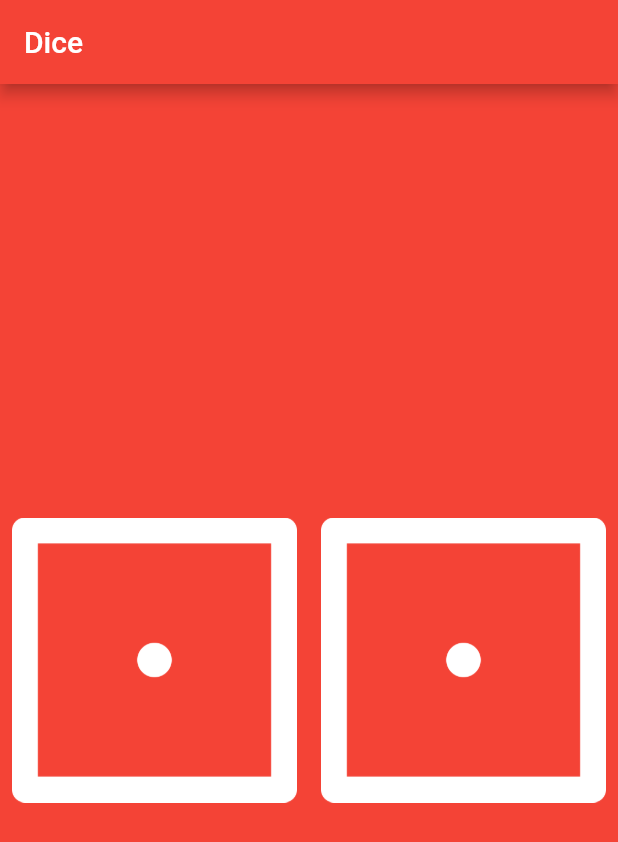
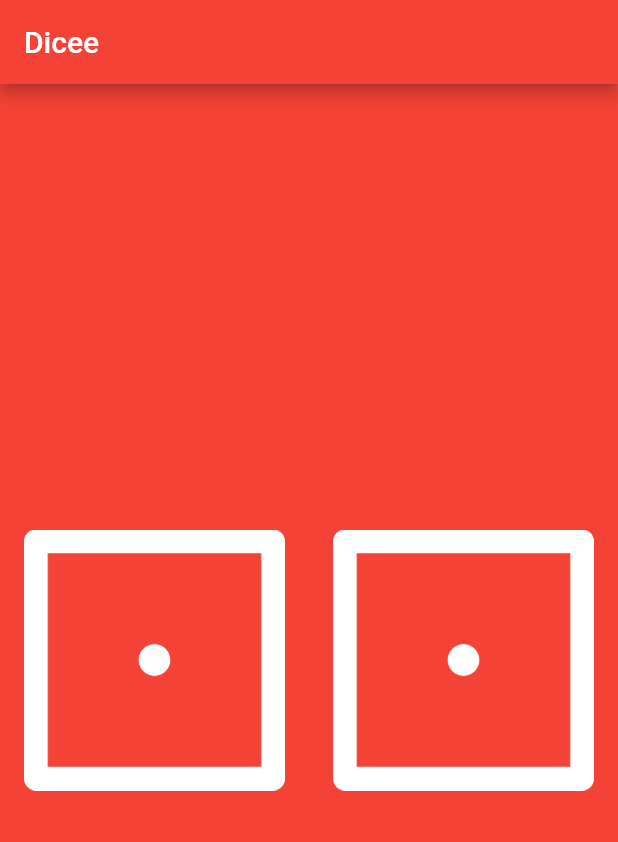
Before and after one commit to HeratUni-CS/dicee-edris-taji, a Flutter app: the screen it shows after launch, on a phone screen of 412 x 824 dp. Shown: the top 842 px of the screen. Run offline on Flutter 3.47's test engine with Material 2 defaults, Android fonts, the phone set to English and light mode, and no system bars.

Commit message:
last changes

```diff
--- a/lib/main.dart
+++ b/lib/main.dart
@@ -1,57 +1,64 @@
+import 'dart:math';
 import 'package:flutter/material.dart';
 
 void main() {
-  runApp(
+  return runApp(
     MaterialApp(
+      debugShowCheckedModeBanner: false,
       home: Scaffold(
         backgroundColor: Colors.red,
         appBar: AppBar(
+          title: Text('Dicee'),
           backgroundColor: Colors.red,
-          title: const Text('Dice'),
         ),
-        body: const Dice(),
+        body: DicePage(),
       ),
     ),
   );
 }
 
-class Dice extends StatefulWidget {
-  const Dice({super.key});
-
+class DicePage extends StatefulWidget {
   @override
-  State<Dice> createState() => _DiceState();
+  _DicePageState createState() => _DicePageState();
 }
 
-class _DiceState extends State<Dice> {
-  int leftDice = 1;
-  int rightDice = 1;
-  void changeDices() {
-    leftDice = Random().nextInt(6) + 1;
-    rightDice = Random().nextInt(6) + 1;
+class _DicePageState extends State<DicePage> {
+  int leftDiceNumber = 1;
+  int rightDiceNumber = 1;
+
+  void changeDiceFace() {
+    setState(() {
+      leftDiceNumber = Random().nextInt(6) + 1;
+      rightDiceNumber = Random().nextInt(6) + 1;
+    });
   }
+
   @override
   Widget build(BuildContext context) {
     return Center(
       child: Row(
-        children: [
+        children: <Widget>[
           Expanded(
-              child: TextButton(
-            child: Image(image: AssetImage('images/dice$leftDice.png')),
-            onPressed: () {
-              setState(() {
-                changeDices();
-              });
-            },
-          )),
+            child: FlatButton(
+              child: Image.asset(
+                'images/dice$leftDiceNumber.png',
+              ),
+              onPressed: () {
+                changeDiceFace();
+              },
+            ),
+          ),
+          //Get students to create the second die as a challenge
           Expanded(
-              child: TextButton(
-            child: Image(image: AssetImage('images/dice$rightDice.png')),
-            onPressed: () {
-              setState(() {
-                changeDices();
-              });
-            },
-          )),
+            child: FlatButton(
+              child: Image.asset(
+                'images/dice$rightDiceNumber.png',
+              ),
+              onPressed: () {
+                changeDiceFace();
+              },
+            ),
+          ),
         ],
       ),
     );
```
Also changed, not shown: pubspec.yaml (+11 -33 lines), 51 other files.
